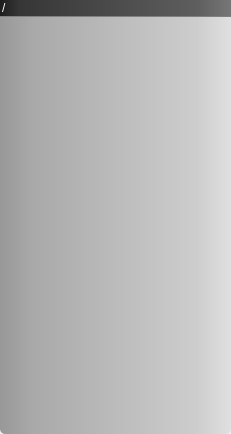
First picture: the form in plugins/filebrowser/filebrowser.ui, repository rkyleg/scope, before the edit.
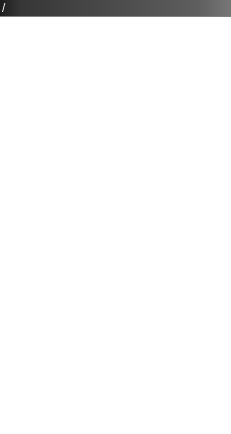
Second picture: the form after the edit.

Patch:
```diff
--- a/plugins/filebrowser/filebrowser.ui
+++ b/plugins/filebrowser/filebrowser.ui
@@ -24,10 +24,10 @@
     <widget class="QTreeWidget" name="tr_dir">
      <property name="styleSheet">
       <string notr="true">QTreeWidget {
-	background-color: qlineargradient(spread:pad, x1:0, y1:1, x2:1, y2:1, stop:0 rgba(152, 152, 152, 255), stop:0.144279 rgba(169, 169, 169, 255), stop:0.850746 rgba(205, 205, 205, 255), stop:1 rgba(224, 224, 224, 255));
 border-bottom-left-radius:5px;
 border-bottom-right-radius:5px;
-}</string>
+}
+</string>
      </property>
      <property name="frameShape">
       <enum>QFrame::NoFrame</enum>
```
Left out of the diff: 35 changed lines with no effect on the pictures.
